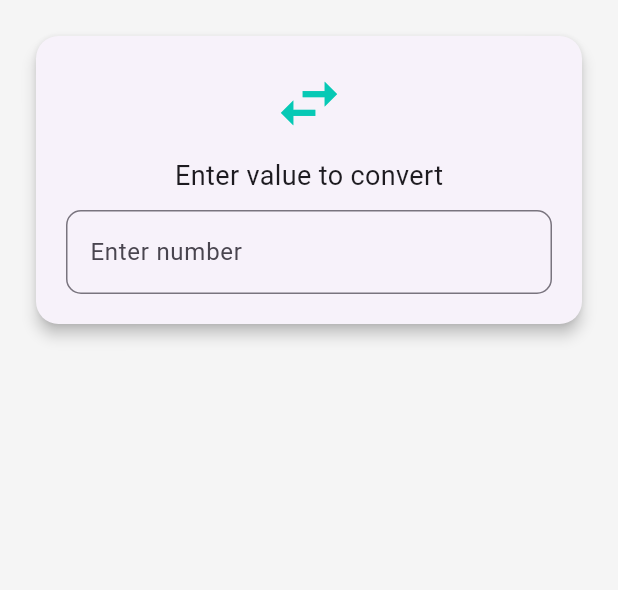
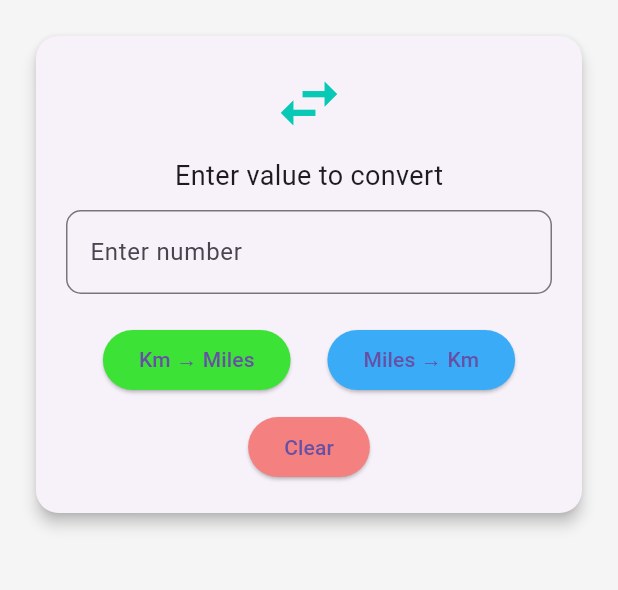
Before and after one commit to tasmia-munira/Assignment-4-CSE-3212-, a Flutter app: the screen it shows after launch, on a phone screen of 412 x 824 dp, the part 84-674 px from its top. Run offline on Flutter 3.47's test engine with Material 3 defaults, Android fonts, the phone set to English and light mode, and no system bars.

Commit message:
Added buttons

```diff
--- a/lib/converter_page.dart
+++ b/lib/converter_page.dart
@@ -8,6 +8,30 @@ class ConverterPage extends StatefulWidget {
 class _ConverterPageState extends State<ConverterPage> {
   TextEditingController _controller = TextEditingController();
   String _result = "";
+
+
+  void _convertToMiles() {
+    double km = double.tryParse(_controller.text) ?? 0;
+    double miles = km * 0.621371;
+    setState(() {
+      _result = "$km km = ${miles.toStringAsFixed(2)} miles";
+    });
+  }
+
+  void _convertToKm() {
+    double miles = double.tryParse(_controller.text) ?? 0;
+    double km = miles / 0.621371;
+    setState(() {
+      _result = "$miles miles = ${km.toStringAsFixed(2)} km";
+    });
+  }
+
+  void _clear() {
+    _controller.clear();
+    setState(() {
+      _result = "";
+    });
+  }
 
 
   @override
@@ -51,6 +75,34 @@ class _ConverterPageState extends State<ConverterPage> {
                           ),
                         ),
                       ),
+                      SizedBox(height: 20),
+                      Row(
+                        mainAxisAlignment: MainAxisAlignment.spaceEvenly,
+                        children: [
+                          ElevatedButton.icon(
+                            onPressed: _convertToMiles,
+                            label: Text("Km → Miles"),
+                            style: ElevatedButton.styleFrom(
+                              backgroundColor: const Color.fromARGB(255, 61, 226, 55),
+                            ),
+                          ),
+                          ElevatedButton.icon(
+                            onPressed: _convertToKm,
+                            label: Text("Miles → Km"),
+                            style: ElevatedButton.styleFrom(
+                              backgroundColor: const Color.fromARGB(255, 57, 171, 247),
+                            ),
+                          ),
+                        ],
+                      ),
+                      SizedBox(height: 10),
+                      ElevatedButton.icon(
+                        onPressed: _clear,
+                        label: Text("Clear"),
+                        style: ElevatedButton.styleFrom(
+                          backgroundColor: const Color.fromARGB(255, 245, 128, 128),
+                        ),
+                      ),
 
                     ],
                   ),
```
